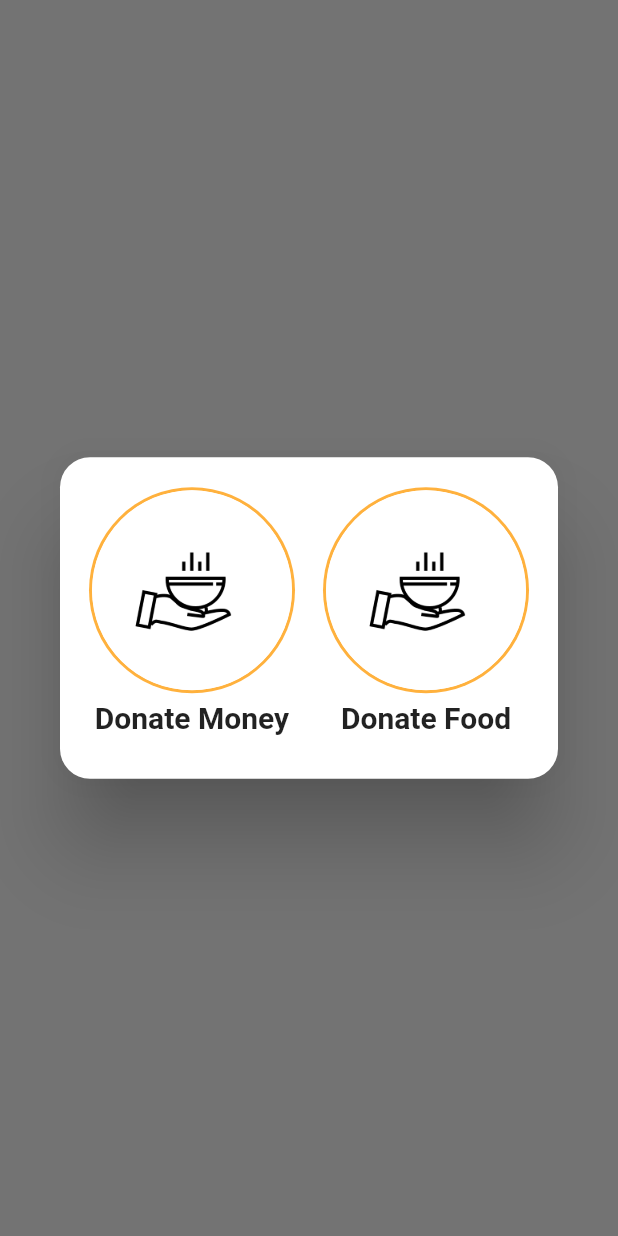
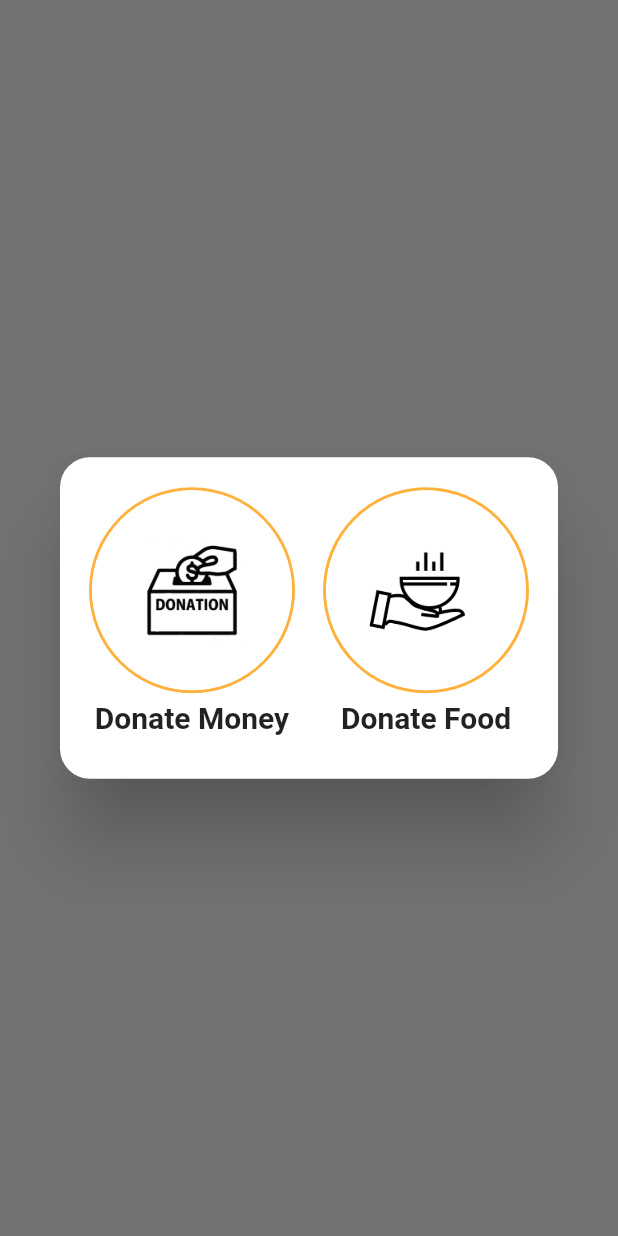
Before and after one commit to HADS-coders/No-Hunger-App, a Flutter app: what donateDialog() shows on an empty page, opened directly, on a phone screen of 412 x 824 dp. Run offline on Flutter 3.47's test engine with Material 2 defaults, Android fonts, the phone set to English and light mode, and no system bars; our stand-ins replace geolocator, shared_preferences; accounts and stored records are empty.

```diff
--- a/lib/widgets/donateDialog.dart
+++ b/lib/widgets/donateDialog.dart
@@ -17,7 +17,7 @@ void donateDialog(BuildContext context) async {
                 context: context,
                 title: 'Donate Money',
                 subTitle: '',
-                img: 'assets/images/donate-food.png',
+                img: 'assets/images/donate-money.jpeg',
                 onTap: () {
                   Navigator.pushReplacement(
                       context,
```
Also changed, not shown: assets/images/donate-money.jpeg (added).
